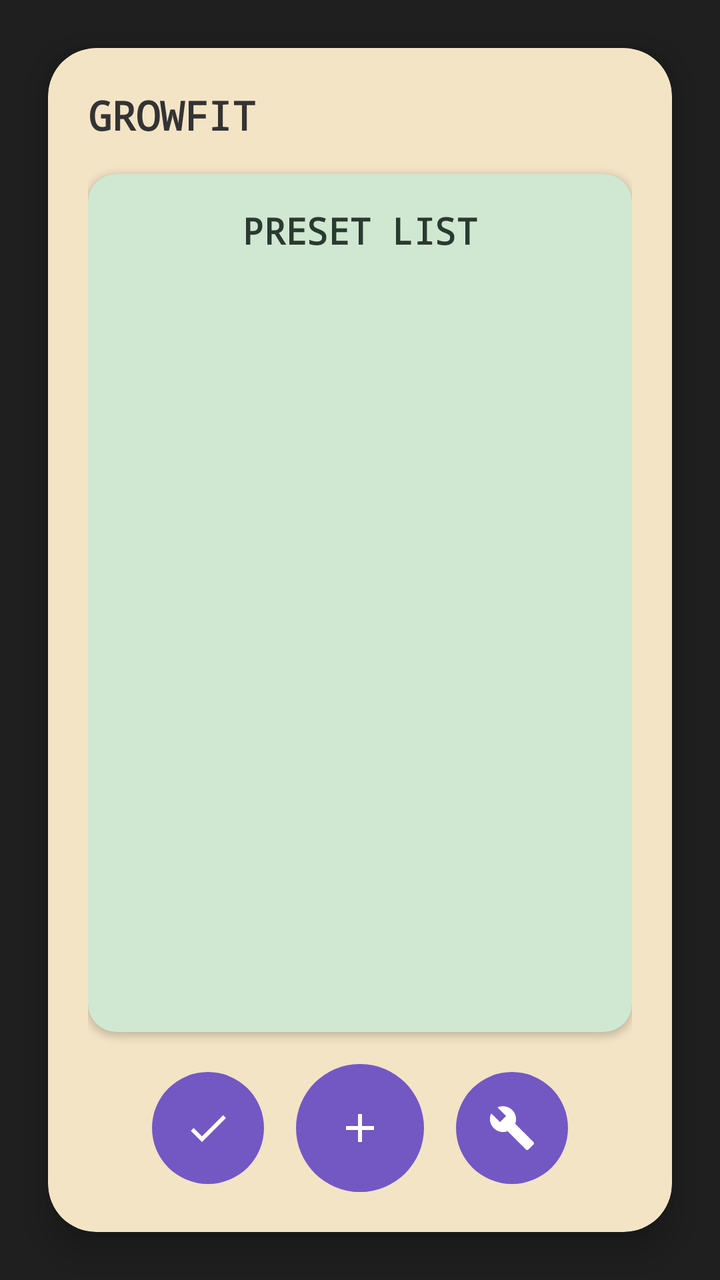
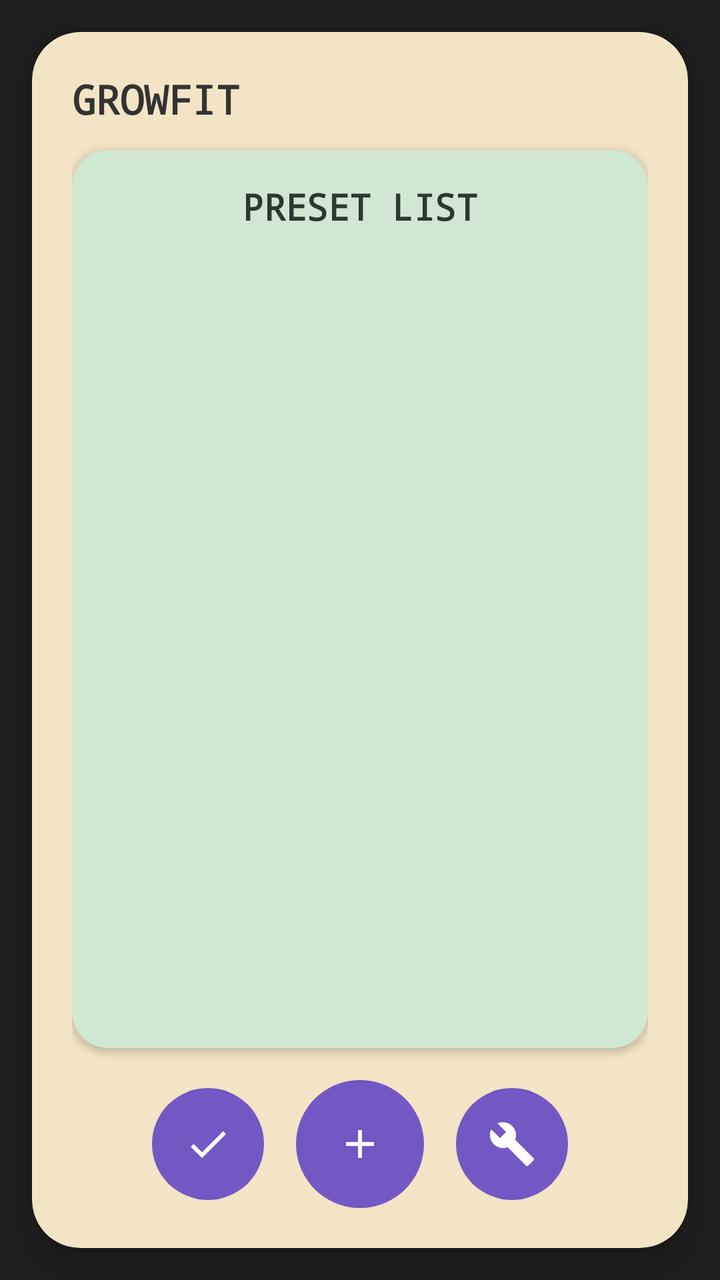

The first picture is an Android layout as it rendered before a commit; the second is the same layout after the commit. The layout source and the unified diff follow.
<!-- AndroidManifest.xml: application theme Theme.GrowFit -->
<!-- res/layout/fragment_preset_list.xml -->
<?xml version="1.0" encoding="utf-8"?>
<androidx.constraintlayout.widget.ConstraintLayout
    xmlns:android="http://schemas.android.com/apk/res/android"
    xmlns:app="http://schemas.android.com/apk/res-auto"
    android:layout_width="match_parent"
    android:layout_height="match_parent"
    android:background="#1F1F1F">

    
    <androidx.cardview.widget.CardView
        android:id="@+id/deviceFrame"
        android:layout_width="0dp"
        android:layout_height="0dp"
        android:layout_margin="24dp"
        android:backgroundTint="#F4E4C6"
        app:cardCornerRadius="24dp"
        app:cardElevation="10dp"
        app:layout_constraintTop_toTopOf="parent"
        app:layout_constraintBottom_toBottomOf="parent"
        app:layout_constraintStart_toStartOf="parent"
        app:layout_constraintEnd_toEndOf="parent">

        <androidx.constraintlayout.widget.ConstraintLayout
            android:layout_width="match_parent"
            android:layout_height="match_parent"
            android:padding="20dp">

            
            <TextView
                android:id="@+id/txtLogo"
                android:layout_width="wrap_content"
                android:layout_height="wrap_content"
                android:text="GROWFIT"
                android:textSize="20sp"
                android:textStyle="bold"
                android:fontFamily="monospace"
                android:textColor="#333333"
                app:layout_constraintTop_toTopOf="parent"
                app:layout_constraintStart_toStartOf="parent"/>

            
            <androidx.cardview.widget.CardView
                android:id="@+id/lcdScreen"
                android:layout_width="0dp"
                android:layout_height="0dp"
                android:backgroundTint="#D0E8D2"
                app:cardCornerRadius="14dp"
                android:layout_marginTop="16dp"
                android:layout_marginBottom="16dp"
                app:layout_constraintTop_toBottomOf="@id/txtLogo"
                app:layout_constraintStart_toStartOf="parent"
                app:layout_constraintEnd_toEndOf="parent"
                app:layout_constraintBottom_toTopOf="@id/bottomButtonRow">

                <androidx.constraintlayout.widget.ConstraintLayout
                    android:layout_width="match_parent"
                    android:layout_height="match_parent"
                    android:padding="16dp">

                    
                    <TextView
                        android:id="@+id/txtTitle"
                        android:layout_width="wrap_content"
                        android:layout_height="wrap_content"
                        android:text="PRESET LIST"
                        android:textSize="18sp"
                        android:textStyle="bold"
                        android:fontFamily="monospace"
                        android:textColor="#2B3A30"
                        app:layout_constraintTop_toTopOf="parent"
                        app:layout_constraintStart_toStartOf="parent"
                        app:layout_constraintEnd_toEndOf="parent" />

                    
                    <TextView
                        android:id="@+id/textEmpty"
                        android:layout_width="wrap_content"
                        android:layout_height="wrap_content"
                        android:text="프리셋이 존재하지 않습니다.\n아래 + 버튼을 눌러 새 프리셋을 만들어 보세요!"
                        android:textColor="#2B3A30"
                        android:textStyle="bold"
                        android:textSize="16sp"
                        android:gravity="center"
                        android:visibility="gone"
                        app:layout_constraintTop_toBottomOf="@id/txtTitle"
                        app:layout_constraintBottom_toBottomOf="parent"
                        app:layout_constraintStart_toStartOf="parent"
                        app:layout_constraintEnd_toEndOf="parent"
                        android:padding="16dp"/>

                    
                    <androidx.recyclerview.widget.RecyclerView
                        android:id="@+id/recyclerPresets"
                        android:layout_width="0dp"
                        android:layout_height="0dp"
                        android:overScrollMode="never"
                        android:layout_marginTop="16dp"
                        android:layout_marginStart="8dp"
                        android:layout_marginEnd="8dp"
                        android:layout_marginBottom="8dp"
                        android:clipToPadding="false"
                        android:paddingBottom="8dp"
                        app:layout_constraintTop_toBottomOf="@id/txtTitle"
                        app:layout_constraintBottom_toBottomOf="parent"
                        app:layout_constraintStart_toStartOf="parent"
                        app:layout_constraintEnd_toEndOf="parent" />

                    <ProgressBar
                        android:id="@+id/progressLoading"
                        style="?android:attr/progressBarStyleLarge"
                        android:layout_width="wrap_content"
                        android:layout_height="wrap_content"
                        android:indeterminate="true"
                        android:visibility="gone"
                        app:layout_constraintTop_toTopOf="parent"
                        app:layout_constraintBottom_toBottomOf="parent"
                        app:layout_constraintStart_toStartOf="parent"
                        app:layout_constraintEnd_toEndOf="parent" />

                </androidx.constraintlayout.widget.ConstraintLayout>
            </androidx.cardview.widget.CardView>

            
            <LinearLayout
                android:id="@+id/bottomButtonRow"
                android:layout_width="0dp"
                android:layout_height="wrap_content"
                android:orientation="horizontal"
                android:gravity="center"
                android:layout_marginTop="8dp"
                app:layout_constraintBottom_toBottomOf="parent"
                app:layout_constraintStart_toStartOf="parent"
                app:layout_constraintEnd_toEndOf="parent">

                
                <ImageButton
                    android:id="@+id/btnSelectPreset"
                    android:layout_width="56dp"
                    android:layout_height="56dp"
                    android:layout_marginEnd="16dp"
                    android:background="@drawable/bg_round_button_small"
                    android:src="@drawable/ic_check"
                    android:contentDescription="Select preset"
                    app:backgroundTint="#7358C4"
                    app:tint="#FFFFFF" />

                
                <ImageButton
                    android:id="@+id/btnAddPreset"
                    android:layout_width="64dp"
                    android:layout_height="64dp"
                    android:background="@drawable/bg_round_button_small"
                    android:src="@drawable/ic_add"
                    android:contentDescription="Add preset"
                    app:backgroundTint="#7358C4"
                    app:tint="#FFFFFF" />

                
                <ImageButton
                    android:id="@+id/btnEditPreset"
                    android:layout_width="56dp"
                    android:layout_height="56dp"
                    android:layout_marginStart="16dp"
                    android:background="@drawable/bg_round_button_small"
                    android:src="@drawable/ic_build"
                    android:contentDescription="Edit preset"
                    app:backgroundTint="#7358C4"
                    app:tint="#FFFFFF" />

            </LinearLayout>
        </androidx.constraintlayout.widget.ConstraintLayout>
    </androidx.cardview.widget.CardView>
</androidx.constraintlayout.widget.ConstraintLayout>
<!-- resources referenced by this layout -->
<resources>
  <!-- drawable bg_round_button_small (drawable) -->
  <shape xmlns:android="http://schemas.android.com/apk/res/android"
      android:shape="oval">
      <solid android:color="#444444" />
      <size
          android:width="32dp"
          android:height="32dp" />
  </shape>
  <!-- drawable ic_add (drawable) -->
  <vector xmlns:android="http://schemas.android.com/apk/res/android" android:height="24dp" android:tint="#000000" android:viewportHeight="24" android:viewportWidth="24" android:width="24dp">
        
      <path android:fillColor="@android:color/white" android:pathData="M19,13h-6v6h-2v-6H5v-2h6V5h2v6h6v2z"/>
      
  </vector>
  <!-- drawable ic_build (drawable) -->
  <vector xmlns:android="http://schemas.android.com/apk/res/android" android:height="24dp" android:tint="#000000" android:viewportHeight="24" android:viewportWidth="24" android:width="24dp">
        
      <path android:fillColor="@android:color/white" android:pathData="M22.7,19l-9.1,-9.1c0.9,-2.3 0.4,-5 -1.5,-6.9 -2,-2 -5,-2.4 -7.4,-1.3L9,6 6,9 1.6,4.7C0.4,7.1 0.9,10.1 2.9,12.1c1.9,1.9 4.6,2.4 6.9,1.5l9.1,9.1c0.4,0.4 1,0.4 1.4,0l2.3,-2.3c0.5,-0.4 0.5,-1.1 0.1,-1.4z"/>
      
  </vector>
  <!-- drawable ic_check (drawable) -->
  <vector xmlns:android="http://schemas.android.com/apk/res/android" android:height="24dp" android:tint="#000000" android:viewportHeight="24" android:viewportWidth="24" android:width="24dp">
        
      <path android:fillColor="@android:color/white" android:pathData="M9,16.17L4.83,12l-1.42,1.41L9,19 21,7l-1.41,-1.41z"/>
      
  </vector>
  <style name="Theme.GrowFit" parent="Theme.Material3.DayNight.NoActionBar">
          
          
      </style>
</resources>

<!-- the commit's change to res/layout/fragment_preset_list.xml (unified diff, before → after) -->
@@ -11,7 +11,7 @@
         android:id="@+id/deviceFrame"
         android:layout_width="0dp"
         android:layout_height="0dp"
-        android:layout_margin="24dp"
+        android:layout_margin="16dp"
         android:backgroundTint="#F4E4C6"
         app:cardCornerRadius="24dp"
         app:cardElevation="10dp"
@@ -44,8 +44,8 @@
                 android:layout_width="0dp"
                 android:layout_height="0dp"
                 android:backgroundTint="#D0E8D2"
-                app:cardCornerRadius="14dp"
-                android:layout_marginTop="16dp"
+                app:cardCornerRadius="18dp"
+                android:layout_marginTop="12dp"
                 android:layout_marginBottom="16dp"
                 app:layout_constraintTop_toBottomOf="@id/txtLogo"
                 app:layout_constraintStart_toStartOf="parent"
